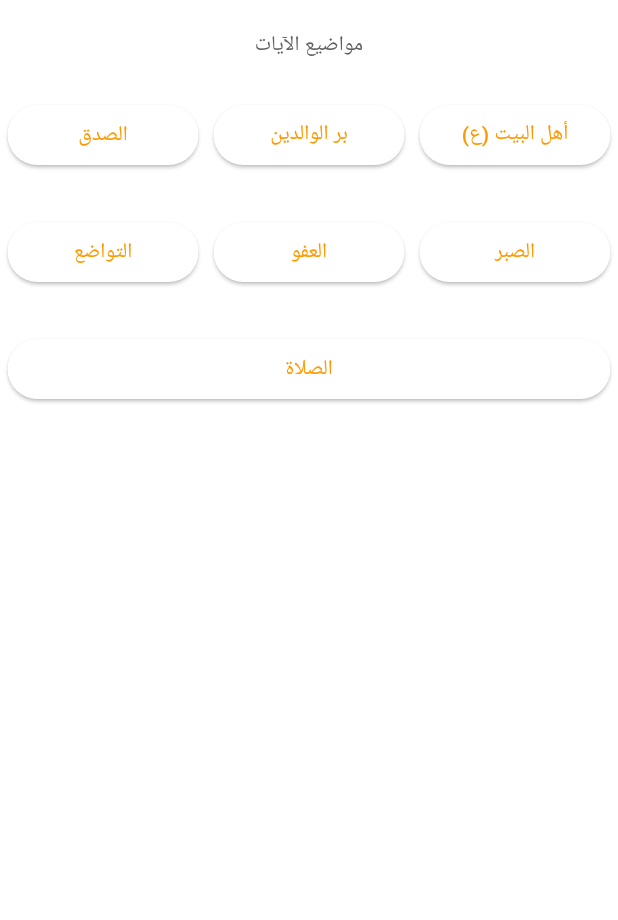
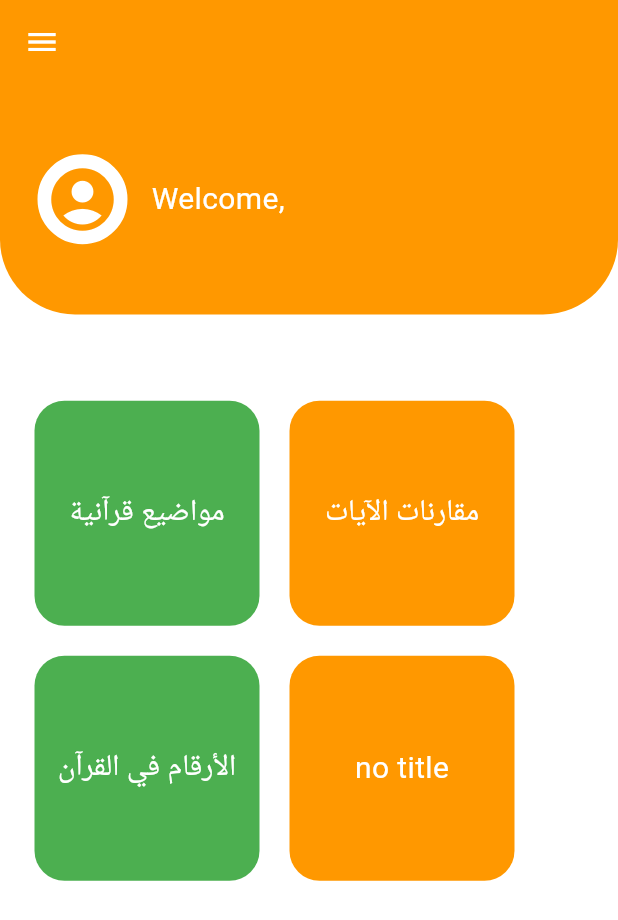
Before and after one commit to Jinan47/Siraj, a Flutter app: the Home screen opened by its route, on a phone screen of 412 x 824 dp. Shown: the top 920 px of the screen. Run offline on Flutter 3.47's test engine with Material 3 defaults, Android fonts, the phone set to English and light mode, and no system bars; our stand-ins replace google_nav_bar, pie_chart, shared_preferences, theme_provider; missing offline and left inert: quran; accounts and stored records are empty.

Commit message:
Set final home screen look

```diff
--- a/lib/screens/home.dart
+++ b/lib/screens/home.dart
@@ -1,88 +1,195 @@
 import 'package:flutter/material.dart';
-import 'package:siraj/routes/screens.dart';
+import 'package:siraj/screens/classifications.dart';
+import 'package:siraj/screens/statistics.dart';
+import 'package:siraj/screens/numbers.dart';
+import 'package:siraj/widgets/drawer.dart';
+import 'package:shared_preferences/shared_preferences.dart';
 
 class Home extends StatelessWidget {
-  static const String routeName = "/home";
-  const Home({super.key});
+  static const String routeName = "/main";
+
+  const Home({Key? key}) : super(key: key);
 
   @override
   Widget build(BuildContext context) {
+    final appBarColor = Theme.of(context).appBarTheme.backgroundColor;
+
     return Scaffold(
-      body: Column(
-        crossAxisAlignment: CrossAxisAlignment.center,
+      drawer: const AppDrawer(),
+      appBar: AppBar(
+        elevation: 0.0,
+      ),
+      body: Stack(
         children: [
-          const SizedBox(height: 20),
-          const Center(
-            child: Text("مواضيع الآيات"),
-          ),
-          const SizedBox(height: 20),
-          Row(
+          FractionallySizedBox(
+            heightFactor: 0.8, // Takes 80% of the available height
+            child: Center(
+              child: Padding(
+                padding: EdgeInsets.only(left: 23, top: 128),
+                child: Column(
                   mainAxisAlignment: MainAxisAlignment.center,
                   children: [
-              _buildButton(
-                  context, 'الصدق', () => _onPressed(context, "/screen_one")),
-              _buildButton(context, 'بر الوالدين',
-                  () => _onPressed(context, "/screen_two")),
-              _buildButton(context, 'أهل البيت (ع)',
-                  () => _onPressed(context, "/screen_three")),
+                    Row(
+                      children: [
+                        GestureDetector(
+                          onTap: () => Navigator.pushNamed(
+                              context, VersesClassify.routeName),
+                          child: Container(
+                            width: 150,
+                            height: 150,
+                            decoration: BoxDecoration(
+                              color: Theme.of(context).colorScheme.secondary,
+                              borderRadius: BorderRadius.circular(20),
+                            ),
+                            child: const Center(
+                              child: Text(
+                                'مواضيع قرآنية',
+                                style: TextStyle(
+                                  color: Colors.white,
+                                  fontSize: 20,
+                                ),
+                              ),
+                            ),
+                          ),
+                        ),
+                        const SizedBox(width: 20),
+                        GestureDetector(
+                          onTap: () => Navigator.pushNamed(
+                              context, Statistics.routeName),
+                          child: Container(
+                            width: 150,
+                            height: 150,
+                            decoration: BoxDecoration(
+                              color: Theme.of(context).colorScheme.primary,
+                              borderRadius: BorderRadius.circular(20),
+                            ),
+                            child: const Center(
+                              child: Text(
+                                'مقارنات الآيات',
+                                style: TextStyle(
+                                  color: Colors.white,
+                                  fontSize: 20,
+                                ),
+                              ),
+                            ),
+                          ),
+                        ),
                       ],
                     ),
-          const SizedBox(height: 20),
+                    SizedBox(height: 20),
                     Row(
-            mainAxisAlignment: MainAxisAlignment.center,
                       children: [
-              _buildButton(context, 'التواضع',
-                  () => _onPressed(context, '/screen_four')),
-              _buildButton(
-                  context, 'العفو', () => _onPressed(context, '/screen_five')),
-              _buildButton(
-                  context, 'الصبر', () => _onPressed(context, '/screen_six')),
+                        GestureDetector(
+                          onTap: () =>
+                              Navigator.pushNamed(context, Numbers.routeName),
+                          child: Container(
+                            width: 150,
+                            height: 150,
+                            decoration: BoxDecoration(
+                              color: Theme.of(context).colorScheme.secondary,
+                              borderRadius: BorderRadius.circular(20),
+                            ),
+                            child: const Center(
+                              child: Text(
+                                'الأرقام في القرآن',
+                                style: TextStyle(
+                                  color: Colors.white,
+                                  fontSize: 20,
+                                ),
+                              ),
+                            ),
+                          ),
+                        ),
+                        const SizedBox(width: 20),
+                        GestureDetector(
+                          onTap: () => Navigator.pushNamed(
+                              context, Statistics.routeName),
+                          child: Container(
+                            width: 150,
+                            height: 150,
+                            decoration: BoxDecoration(
+                              color: Theme.of(context).colorScheme.primary,
+                              borderRadius: BorderRadius.circular(20),
+                            ),
+                            child: const Center(
+                              child: Text(
+                                'no title',
+                                style: TextStyle(
+                                  color: Colors.white,
+                                  fontSize: 20,
+                                ),
+                              ),
+                            ),
+                          ),
+                        ),
                       ],
                     ),
-          const SizedBox(height: 20),
-          Row(
-            mainAxisAlignment: MainAxisAlignment.center,
+                  ],
+                ),
+              ),
+            ),
+          ),
+          FractionallySizedBox(
+            alignment: Alignment.topCenter,
+            heightFactor: 0.2, // Takes 20% of the available height
+            child: Container(
+              decoration: BoxDecoration(
+                borderRadius: const BorderRadius.only(
+                  bottomLeft: Radius.circular(50.0),
+                  bottomRight: Radius.circular(50.0),
+                ),
+                color: appBarColor,
+              ),
+              child: Row(
                 children: [
-              _buildButton(context, 'الصلاة',
-                  () => _onPressed(context, '/screen_seven')),
+                  Container(
+                    margin: const EdgeInsets.only(
+                        top: 16.0, bottom: 16.0, right: 16.0, left: 25),
+                    width: 60,
+                    height: 60,
+                    decoration: BoxDecoration(
+                      color: Colors.white,
+                      shape: BoxShape.circle,
+                      border: Border.all(
+                        color: Colors.white,
+                        width: 3.0,
+                      ),
+                    ),
+                    child: Icon(
+                      Icons.account_circle,
+                      size: 50,
+                      color: appBarColor,
+                    ),
+                  ),
+                  FutureBuilder<String?>(
+                    future: getName(),
+                    builder: (context, snapshot) {
+                      if (snapshot.connectionState == ConnectionState.waiting) {
+                        return const CircularProgressIndicator();
+                      } else {
+                        return Expanded(
+                          child: Text(
+                            'Welcome, ${snapshot.data}',
+                            style: const TextStyle(
+                              color: Colors.white,
+                              fontSize: 20.0,
+                            ),
+                          ),
+                        );
+                      }
+                    },
+                  ),
                 ],
+              ),
+            ),
           ),
         ],
       ),
     );
   }
 
-  Widget _buildButton(
-      BuildContext context, String buttonText, VoidCallback onPressed) {
-    return Expanded(
-      child: Padding(
-        padding: const EdgeInsets.all(5.0),
-        child: ElevatedButton(
-          onPressed: onPressed,
-          child: Text(buttonText),
-        ),
-      ),
-    );
-  }
-
-  void _onPressed(BuildContext context, String routeName) {
-    // Map route names to corresponding widgets/pages
-    Map<String, WidgetBuilder> routes = {
-      '/screen_one': (context) => const ScreenOne(),
-      '/screen_two': (context) => const ScreenTwo(),
-      '/screen_three': (context) => const ScreenThree(),
-      '/screen_four': (context) => const ScreenFour(),
-      '/screen_five': (context) => const ScreenFive(),
-      '/screen_six': (context) => const ScreenSix(),
-      '/screen_seven': (context) => const ScreenSeven(),
-    };
-
-    WidgetBuilder? builder = routes[routeName];
-
-    if (builder != null) {
-      Navigator.push(context, MaterialPageRoute(builder: builder));
-    } else {
-      print('Invalid route name: $routeName');
+  Future<String?> getName() async {
+    final prefs = await SharedPreferences.getInstance();
+    return prefs.getString('Name');
   }
 }
-}
```
Lines whose indentation alone changed are shown as unchanged.
